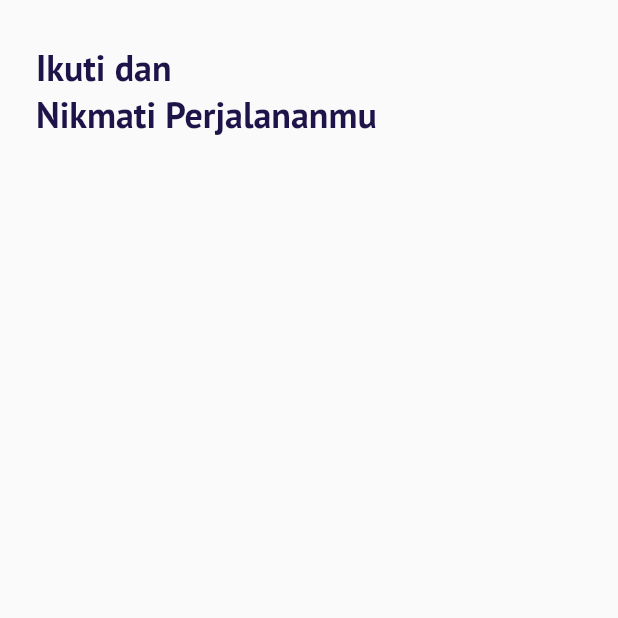
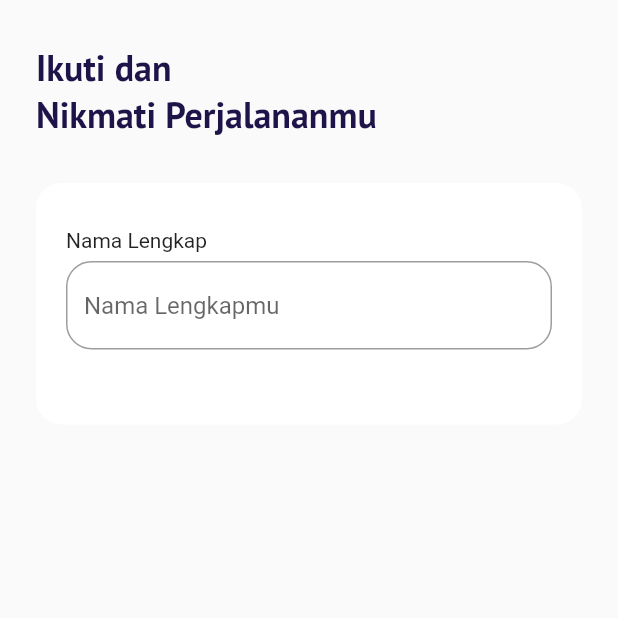
Before and after one commit to fredibagus12/terbangin-apps, a Flutter app: the SignUpPage screen opened by its route, on a phone screen of 412 x 824 dp, the top half of it. Run offline on Flutter 3.47's test engine with Material 2 defaults, Android fonts, the phone set to English and light mode, and no system bars; our stand-ins replace google_fonts.

Commit message:
Slicing Sign Up - Input Section 1

```diff
--- a/terbangin/lib/ui/pages/sign_up_page.dart
+++ b/terbangin/lib/ui/pages/sign_up_page.dart
@@ -1,3 +1,5 @@
+// ignore_for_file: unused_element, duplicate_ignore
+
 import 'package:flutter/material.dart';
 import 'package:terbangin/shared/theme.dart';
 
@@ -5,6 +7,7 @@ class SignUpPage extends StatelessWidget {
   const SignUpPage({Key? key}) : super(key: key);
 
   @override
+  // ignore: duplicate_ignore
   Widget build(BuildContext context) {
     // ignore: unused_element
     Widget title() {
@@ -21,6 +24,65 @@ class SignUpPage extends StatelessWidget {
       );
     }
 
+    Widget inputSection() {
+      Widget emailInput() {
+        return Container(
+          margin: const EdgeInsets.only(bottom: 20),
+          child: Column(
+            crossAxisAlignment: CrossAxisAlignment.start,
+            children: [
+              // ignore: prefer_const_constructors
+              Text(
+                'Nama Lengkap',
+              ),
+              // ignore: prefer_const_constructors
+              SizedBox(
+                height: 6,
+              ),
+              TextFormField(
+                cursorColor: kBlackColor,
+                decoration: InputDecoration(
+                  hintText: 'Nama Lengkapmu',
+                  border: OutlineInputBorder(
+                    borderRadius: BorderRadius.circular(
+                      defaultRadius,
+                    ),
+                  ),
+                  focusedBorder: OutlineInputBorder(
+                    borderRadius: BorderRadius.circular(
+                      defaultRadius,
+                    ),
+                    borderSide: BorderSide(
+                      color: kPrimaryColor,
+                    ),
+                  ),
+                ),
+              ),
+            ],
+          ),
+        );
+      }
+
+      return Container(
+        margin: const EdgeInsets.only(top: 30),
+        padding: const EdgeInsets.symmetric(
+          horizontal: 20,
+          vertical: 30,
+        ),
+        decoration: BoxDecoration(
+          color: kWhiteColor,
+          borderRadius: BorderRadius.circular(
+            defaultRadius,
+          ),
+        ),
+        child: Column(
+          children: [
+            emailInput(),
+          ],
+        ),
+      );
+    }
+
     return Scaffold(
       backgroundColor: kBackgroundColor,
       body: SafeArea(
@@ -30,6 +92,7 @@ class SignUpPage extends StatelessWidget {
           ),
           children: [
             title(),
+            inputSection(),
           ],
         ),
       ),
```
